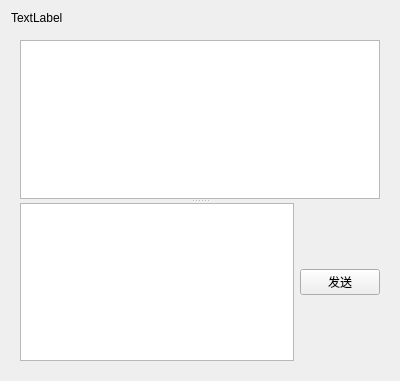
The window that chatwidget.ui (SunYvming/serial_ports_communicate) describes before a commit, drawn with Qt 5.
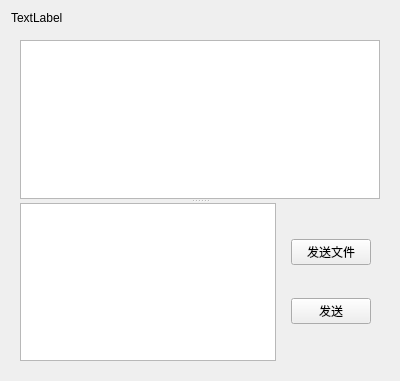
The same window after the commit.

The edit to the form file:
```diff
--- a/chatwidget.ui
+++ b/chatwidget.ui
@@ -30,16 +30,29 @@
          <enum>Qt::Vertical</enum>
         </property>
         <widget class="QListWidget" name="logListWidget"/>
-        <widget class="QWidget" name="">
+        <widget class="QWidget" name="layoutWidget">
          <layout class="QHBoxLayout" name="horizontalLayout">
           <item>
            <widget class="QTextEdit" name="textEdit"/>
           </item>
           <item>
+           <widget class="QWidget" name="widget_2" native="true">
+            <layout class="QVBoxLayout" name="verticalLayout_3">
+             <item>
+              <widget class="QPushButton" name="fileButton">
+               <property name="text">
+                <string>发送文件</string>
+               </property>
+              </widget>
+             </item>
+             <item>
            <widget class="QPushButton" name="sendButton">
             <property name="text">
              <string>发送</string>
             </property>
+              </widget>
+             </item>
+            </layout>
            </widget>
           </item>
          </layout>
```
Lines whose indentation alone changed are shown as unchanged.
